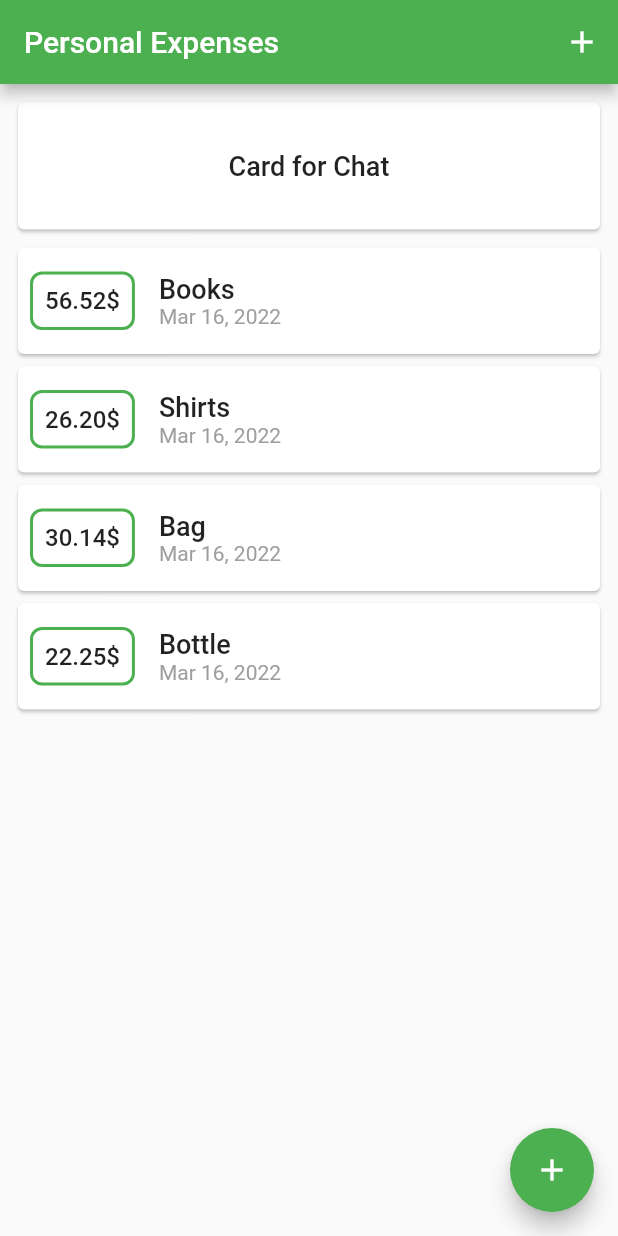
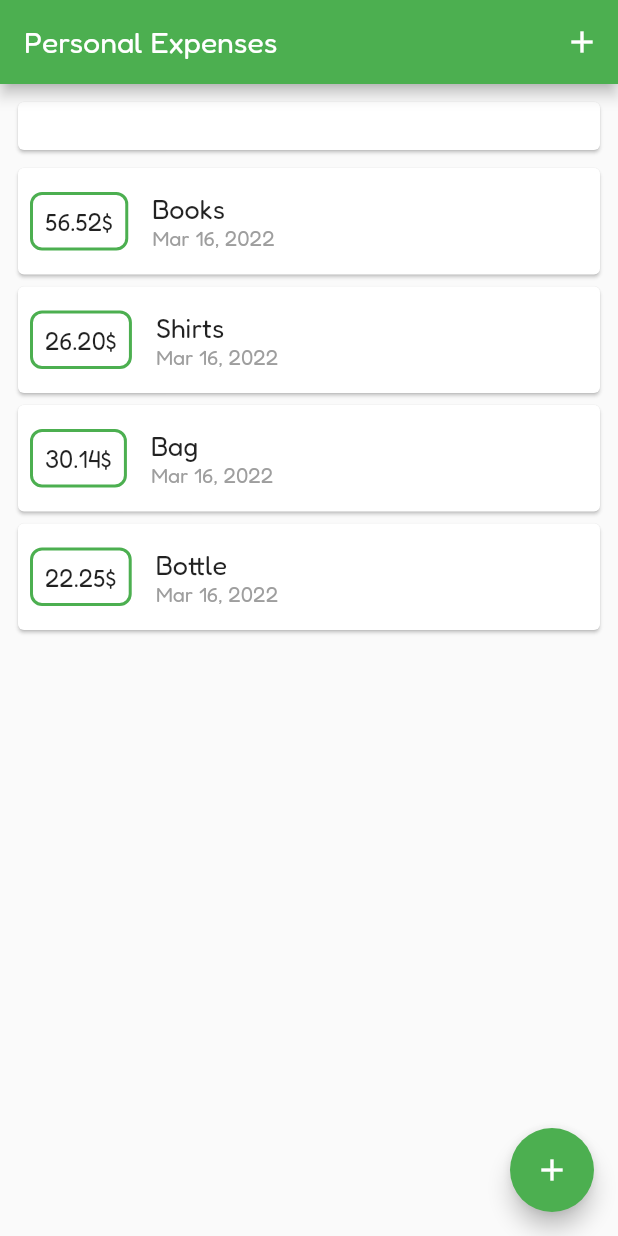
Before and after one commit to Usman-Haider-Ali/Daily-Expense-App, a Flutter app: the screen it shows after launch, on a phone screen of 412 x 824 dp. Run offline on Flutter 3.47's test engine with Material 2 defaults, Android fonts, the phone set to English and light mode, and no system bars.

Commit message:
add fonts and images

```diff
--- a/lib/main.dart
+++ b/lib/main.dart
@@ -9,9 +9,17 @@ class MyApp extends StatelessWidget {
   @override
   Widget build(BuildContext context) {
     return MaterialApp(
+      debugShowCheckedModeBanner: false,
       theme: ThemeData(
         primarySwatch: Colors.green,
         brightness: Brightness.light,
+        fontFamily: 'Fredoka',
+        appBarTheme: AppBarTheme(
+            // titleTextStyle: TextStyle(
+            // fontFamily: 'Lato',
+            // fontSize: 20,
+            // ),
+            ),
       ),
       home: HomePage(),
     );
--- a/lib/pages/home_page.dart
+++ b/lib/pages/home_page.dart
@@ -79,11 +79,37 @@ class _HomePageState extends State<HomePage> {
           child: Column(
             crossAxisAlignment: CrossAxisAlignment.stretch,
             children: [
-              ExpensesGraph(),
+              ExpensesGraph(_expensesList),
               SizedBox(
                 height: 4,
               ),
-              ExpensesList(_expensesList),
+              (_expensesList.isEmpty)
+                  ? Column(
+                      children: [
+                        SizedBox(
+                          height: 32,
+                        ),
+                        Container(
+                          height: 150,
+                          width: 150,
+                          child: Image.asset(
+                            'assets/images/empty_list.png',
+                            fit: BoxFit.contain,
+                          ),
+                        ),
+                        SizedBox(
+                          height: 16,
+                        ),
+                        Text(
+                          'No Expenses Found',
+                          style: TextStyle(
+                            fontWeight: FontWeight.w500,
+                            fontSize: 16,
+                          ),
+                        ),
+                      ],
+                    )
+                  : ExpensesList(_expensesList),
             ],
           ),
         ),
--- a/lib/widgets/add_expenses.dart
+++ b/lib/widgets/add_expenses.dart
@@ -76,6 +76,7 @@ class _AddExpensesState extends State<AddExpenses> {
             child: Text(
               'Add Expense',
               style: TextStyle(
+                fontSize: 18,
                 color: Theme.of(context).primaryColor,
               ),
             ),
--- a/lib/widgets/expenses_graph.dart
+++ b/lib/widgets/expenses_graph.dart
@@ -1,18 +1,36 @@
 import 'package:flutter/material.dart';
+import 'package:intl/intl.dart';
+import '/models/expense_model.dart';
 
 class ExpensesGraph extends StatelessWidget {
+  final List<ExpenseModel> _recentExpensesList;
+  ExpensesGraph(this._recentExpensesList);
+
+  List<Map<String, Object>> get groupedExpensesValues {
+    return List.generate(7, (index) {
+      final weekDay = DateTime.now().subtract(
+        Duration(days: index),
+      );
+
+      var totalSum;
+      for (var i = 0; i < _recentExpensesList.length; i++) {
+        if (_recentExpensesList[i].date.day == weekDay.day &&
+            _recentExpensesList[i].date.month == weekDay.month &&
+            _recentExpensesList[i].date.year == weekDay.year) {
+          totalSum += _recentExpensesList[i].amount;
+        }
+      }
+      return {'day': DateFormat.E(weekDay), 'amount': totalSum};
+    });
+  }
+
   @override
   Widget build(BuildContext context) {
-    return  Card(
+    return Card(
       child: Padding(
-        padding: EdgeInsets.all(32.0),
-        child: Text(
-          'Card for Chat',
-          textAlign: TextAlign.center,
-          style: TextStyle(
-            fontSize: 18,
-            fontWeight: FontWeight.w500,
-          ),
+        padding: EdgeInsets.all(16.0),
+        child: Row(
+          children: [],
         ),
       ),
     );
```
Also changed, not shown: pubspec.yaml (+16 -13 lines), assets/fonts/Fredoka-Bold.ttf (added), assets/fonts/Fredoka-Light.ttf (added), assets/fonts/Fredoka-Regular.ttf (added), assets/fonts/Lato-Bold.ttf (added), assets/fonts/Lato-Italic.ttf (added), assets/fonts/Lato-Regular.ttf (added), assets/images/empty_list.png (added).
